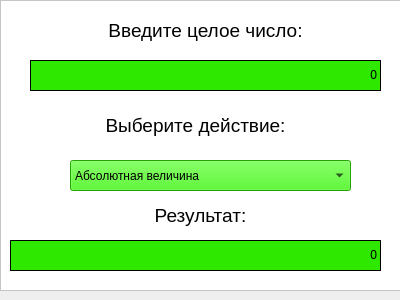
The window that gui/uis/Z_modules_Window_1.ui (KirsonBrz/DM_colloquium_2019) describes before a commit, drawn with Qt 5.
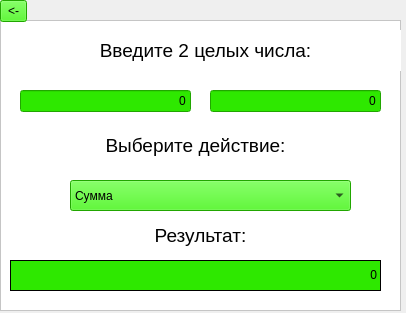
The same window after the commit.

Diff of the .ui file:
```diff
--- a/gui/uis/Z_modules_Window_1.ui
+++ b/gui/uis/Z_modules_Window_1.ui
@@ -6,10 +6,16 @@
    <rect>
     <x>0</x>
     <y>0</y>
-    <width>400</width>
-    <height>300</height>
+    <width>406</width>
+    <height>313</height>
    </rect>
   </property>
+  <property name="sizePolicy">
+   <sizepolicy hsizetype="Fixed" vsizetype="Fixed">
+    <horstretch>0</horstretch>
+    <verstretch>0</verstretch>
+   </sizepolicy>
+  </property>
   <property name="windowTitle">
    <string>Dialog</string>
   </property>
@@ -17,7 +23,7 @@
    <property name="geometry">
     <rect>
      <x>0</x>
-     <y>0</y>
+     <y>20</y>
      <width>401</width>
      <height>291</height>
     </rect>
@@ -54,13 +60,54 @@
      <string notr="true"/>
     </property>
     <property name="text">
-     <string>Введите целое число:</string>
+     <string>Введите 2 целых числа:</string>
     </property>
     <property name="alignment">
      <set>Qt::AlignCenter</set>
     </property>
    </widget>
-   <widget class="QComboBox" name="comboBox">
+   <widget class="QLineEdit" name="line_n1">
+    <property name="geometry">
+     <rect>
+      <x>20</x>
+      <y>70</y>
+      <width>171</width>
+      <height>22</height>
+     </rect>
+    </property>
+    <property name="layoutDirection">
+     <enum>Qt::LeftToRight</enum>
+    </property>
+    <property name="styleSheet">
+     <string notr="true">background-color: #2EE800;</string>
+    </property>
+    <property name="text">
+     <string>0</string>
+    </property>
+    <property name="alignment">
+     <set>Qt::AlignRight|Qt::AlignTrailing|Qt::AlignVCenter</set>
+    </property>
+   </widget>
+   <widget class="QLineEdit" name="line_n2">
+    <property name="geometry">
+     <rect>
+      <x>210</x>
+      <y>70</y>
+      <width>171</width>
+      <height>22</height>
+     </rect>
+    </property>
+    <property name="styleSheet">
+     <string notr="true">background-color: #2EE800;</string>
+    </property>
+    <property name="text">
+     <string>0</string>
+    </property>
+    <property name="alignment">
+     <set>Qt::AlignRight|Qt::AlignTrailing|Qt::AlignVCenter</set>
+    </property>
+   </widget>
+   <widget class="QComboBox" name="operations">
     <property name="geometry">
      <rect>
       <x>70</x>
@@ -74,7 +121,7 @@
     </property>
     <item>
      <property name="text">
-      <string>Абсолютная величина</string>
+      <string>Сумма</string>
      </property>
     </item>
     <item>
@@ -161,34 +208,22 @@
      <set>Qt::AlignRight|Qt::AlignTrailing|Qt::AlignVCenter</set>
     </property>
    </widget>
-   <widget class="QLabel" name="label_5">
-    <property name="geometry">
-     <rect>
-      <x>30</x>
-      <y>60</y>
-      <width>351</width>
-      <height>31</height>
-     </rect>
-    </property>
-    <property name="focusPolicy">
-     <enum>Qt::WheelFocus</enum>
-    </property>
-    <property name="layoutDirection">
-     <enum>Qt::LeftToRight</enum>
-    </property>
-    <property name="styleSheet">
-     <string notr="true">background-color: #2EE800;</string>
-    </property>
-    <property name="frameShape">
-     <enum>QFrame::Box</enum>
-    </property>
-    <property name="text">
-     <string>0</string>
-    </property>
-    <property name="alignment">
-     <set>Qt::AlignRight|Qt::AlignTrailing|Qt::AlignVCenter</set>
-    </property>
-   </widget>
+  </widget>
+  <widget class="QToolButton" name="pushButton_return">
+   <property name="geometry">
+    <rect>
+     <x>0</x>
+     <y>0</y>
+     <width>27</width>
+     <height>22</height>
+    </rect>
+   </property>
+   <property name="styleSheet">
+    <string notr="true">background-color: #2EE800;</string>
+   </property>
+   <property name="text">
+    <string>&lt;-</string>
+   </property>
   </widget>
  </widget>
  <resources/>
```
Left out of the diff: 20 changed lines with no effect on the pictures.
